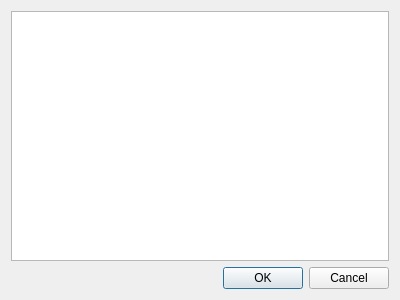
rbg2024/upplay, file GUI/renderchoose/renderchoose.ui: the form before one commit.
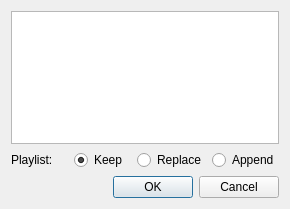
The form after the commit.

Commit message: Add options to transfer playlist when changing renderers

```diff
--- a/GUI/renderchoose/renderchoose.ui
+++ b/GUI/renderchoose/renderchoose.ui
@@ -9,16 +9,58 @@
    <rect>
     <x>0</x>
     <y>0</y>
-    <width>400</width>
-    <height>300</height>
+    <width>290</width>
+    <height>209</height>
    </rect>
   </property>
   <property name="windowTitle">
    <string>Select Media Renderer for Upplay</string>
   </property>
-  <layout class="QVBoxLayout" name="verticalLayout">
+  <layout class="QVBoxLayout" name="verticalLayout_2">
    <item>
-    <widget class="QListWidget" name="rndsLW"/>
+    <layout class="QVBoxLayout" name="verticalLayout">
+     <item>
+      <widget class="QListWidget" name="rndsLW"/>
+     </item>
+     <item>
+      <layout class="QHBoxLayout" name="horizontalLayout">
+       <item>
+        <widget class="QLabel" name="label">
+         <property name="text">
+          <string>Playlist:</string>
+         </property>
+        </widget>
+       </item>
+       <item>
+        <widget class="QRadioButton" name="keepRB">
+         <property name="text">
+          <string>Keep</string>
+         </property>
+         <property name="checked">
+          <bool>true</bool>
+         </property>
+        </widget>
+       </item>
+       <item>
+        <widget class="QRadioButton" name="replRB">
+         <property name="text">
+          <string>Replace</string>
+         </property>
+        </widget>
+       </item>
+       <item>
+        <widget class="QRadioButton" name="apndRB">
+         <property name="text">
+          <string>Append</string>
+         </property>
+         <property name="autoExclusive">
+          <bool>true</bool>
+         </property>
+        </widget>
+       </item>
+      </layout>
+     </item>
+    </layout>
    </item>
    <item>
     <widget class="QDialogButtonBox" name="buttonBox">
```
The commit also changes 3 other files.
